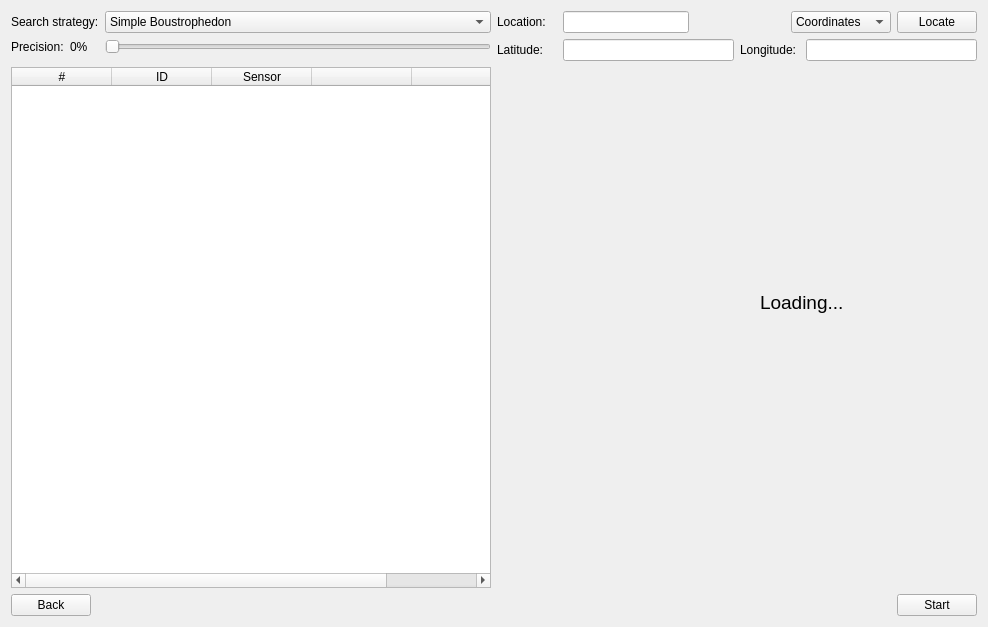
Above: src/ui/configwidget.ui from jspngh/shae-workstation before the change. Below: the same form after it.
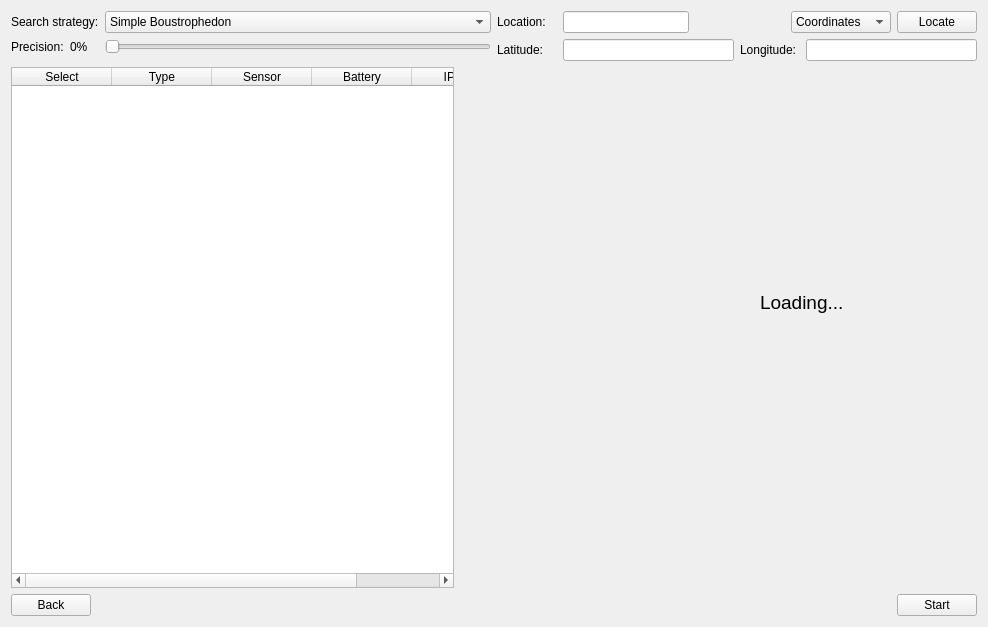
That is the form after the change. Icons and pictures are not drawn.

```diff
--- a/src/ui/configwidget.ui
+++ b/src/ui/configwidget.ui
@@ -158,43 +158,6 @@
      </item>
     </layout>
    </item>
-   <item row="2" column="0">
-    <widget class="QTableWidget" name="droneTable">
-     <column>
-      <property name="text">
-       <string>#</string>
-      </property>
-     </column>
-     <column>
-      <property name="text">
-       <string>ID</string>
-      </property>
-     </column>
-     <column>
-      <property name="text">
-       <string>Sensor</string>
-      </property>
-     </column>
-     <column>
-      <property name="text">
-       <string/>
-      </property>
-      <property name="icon">
-       <iconset resource="../application.qrc">
-        <normaloff>:/ui/img/battery_318-665.jpg</normaloff>:/ui/img/battery_318-665.jpg</iconset>
-      </property>
-     </column>
-     <column>
-      <property name="text">
-       <string/>
-      </property>
-      <property name="icon">
-       <iconset>
-        <normaloff>../../../../../../../Desktop/symbol_check.png</normaloff>../../../../../../../Desktop/symbol_check.png</iconset>
-      </property>
-     </column>
-    </widget>
-   </item>
    <item row="2" column="1">
     <widget class="QWidget" name="searchField" native="true">
      <widget class="QWidget" name="verticalLayoutWidget">
@@ -257,6 +220,53 @@
      </item>
     </layout>
    </item>
+   <item row="2" column="0">
+    <widget class="QTableWidget" name="droneTable">
+     <property name="maximumSize">
+      <size>
+       <width>443</width>
+       <height>16777215</height>
+      </size>
+     </property>
+     <property name="toolTip">
+      <string>&lt;html&gt;&lt;head/&gt;&lt;body&gt;&lt;p&gt;test2&lt;/p&gt;&lt;/body&gt;&lt;/html&gt;</string>
+     </property>
+     <property name="whatsThis">
+      <string>&lt;html&gt;&lt;head/&gt;&lt;body&gt;&lt;p&gt;test3&lt;/p&gt;&lt;/body&gt;&lt;/html&gt;</string>
+     </property>
+     <property name="showGrid">
+      <bool>false</bool>
+     </property>
+     <column>
+      <property name="text">
+       <string extracomment="test">Select</string>
+      </property>
+      <property name="textAlignment">
+       <set>AlignCenter</set>
+      </property>
+     </column>
+     <column>
+      <property name="text">
+       <string>Type</string>
+      </property>
+     </column>
+     <column>
+      <property name="text">
+       <string>Sensor</string>
+      </property>
+     </column>
+     <column>
+      <property name="text">
+       <string>Battery</string>
+      </property>
+     </column>
+     <column>
+      <property name="text">
+       <string>IP:Port</string>
+      </property>
+     </column>
+    </widget>
+   </item>
   </layout>
  </widget>
  <resources>
```
Left out of the diff: 18 changed lines with no effect on the pictures.
